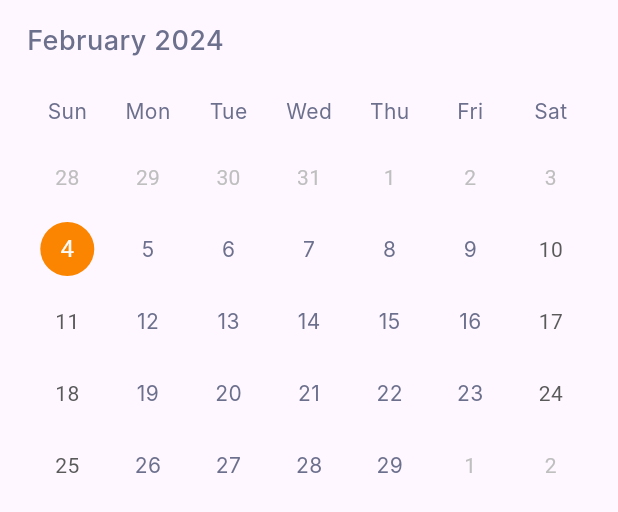
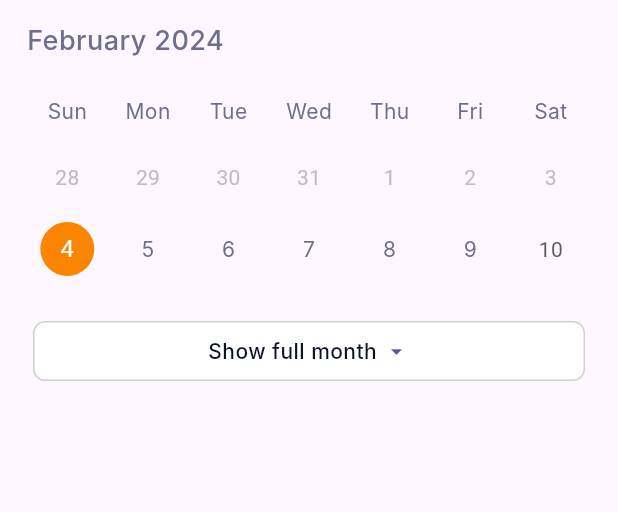
Before and after one commit to akash-singh8/flutterDev, a Flutter app: the Calendar widget shown alone on an empty page, opened directly, on a phone screen of 412 x 824 dp. Shown: the top 512 px of the screen. Run offline on Flutter 3.47's test engine with Material 3 defaults, Android fonts, the phone set to English and light mode, and no system bars; drawn by our look-alikes of table_calendar; Roboto replaces fonts that are missing (Inter).

Commit message:
calendar: added dynamic view

```diff
--- a/lib/calendar.dart
+++ b/lib/calendar.dart
@@ -11,6 +11,7 @@ class Calendar extends StatefulWidget {
 }
 
 class _CalendarState extends State<Calendar> {
+  bool twoWeeksView = true;
   DateTime today = DateTime.now();
   Map<int, String> monthNames = {
     1: 'January',
@@ -45,6 +46,11 @@ class _CalendarState extends State<Calendar> {
     String? month = monthNames[today.month];
     int year = today.year;
 
+    String buttonText = twoWeeksView ? "Show full month" : "Show 2 weeks";
+    Icon buttonIcon = twoWeeksView
+        ? const Icon(Icons.arrow_drop_down)
+        : const Icon(Icons.arrow_drop_up);
+
     return Container(
       padding: const EdgeInsets.symmetric(horizontal: 18, vertical: 14),
       child: Column(
@@ -59,6 +65,8 @@ class _CalendarState extends State<Calendar> {
           ),
           const SizedBox(height: 14),
           TableCalendar(
+            calendarFormat:
+                (twoWeeksView) ? CalendarFormat.twoWeeks : CalendarFormat.month,
             focusedDay: today,
             locale: "en_US",
             rowHeight: 48,
@@ -84,6 +92,40 @@ class _CalendarState extends State<Calendar> {
                 getDaysInMonth(today.year, today.month)),
             onDaySelected: _onDaySelected,
           ),
+          Container(
+            margin: const EdgeInsets.fromLTRB(4, 20, 4, 0),
+            child: ElevatedButton(
+              onPressed: () {
+                setState(() {
+                  twoWeeksView = !twoWeeksView;
+                });
+              },
+              style: ElevatedButton.styleFrom(
+                backgroundColor: Colors.white,
+                elevation: 0,
+                side: const BorderSide(color: AppColors.greyOutline, width: 1),
+                shape: RoundedRectangleBorder(
+                  borderRadius: BorderRadius.circular(8),
+                ),
+              ),
+              child: Padding(
+                padding: const EdgeInsets.all(6),
+                child: Row(
+                  mainAxisAlignment: MainAxisAlignment.center,
+                  crossAxisAlignment: CrossAxisAlignment.center,
+                  children: [
+                    Text(
+                      buttonText,
+                      style: TextStyles.medium(
+                          color: AppColors.darkBlue, fontSize: 14),
+                    ),
+                    const SizedBox(width: 4),
+                    buttonIcon
+                  ],
+                ),
+              ),
+            ),
+          ),
         ],
       ),
     );
```
